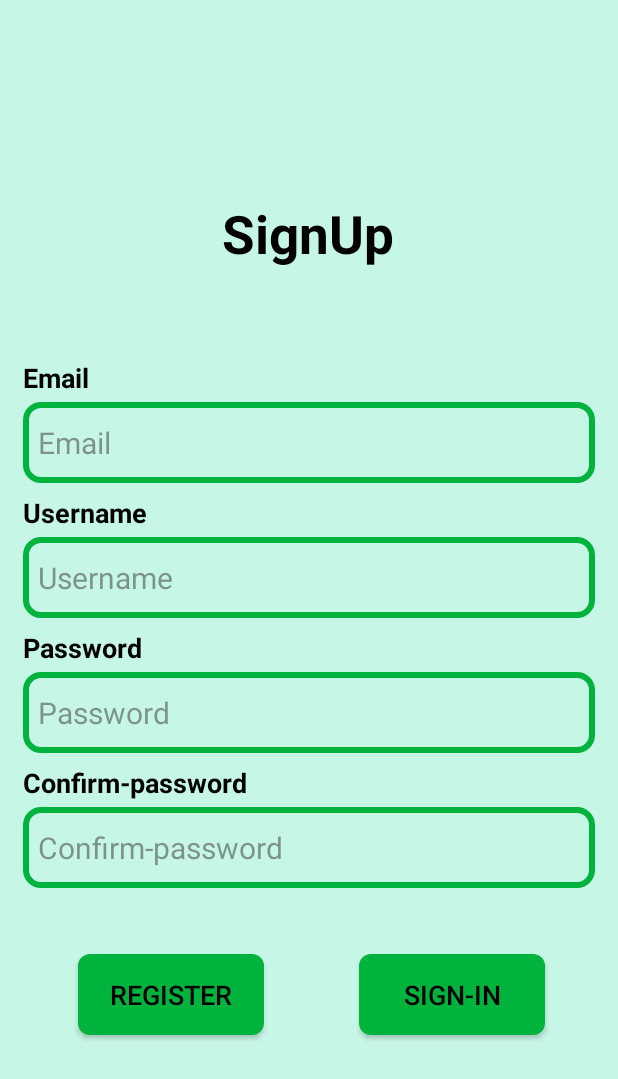
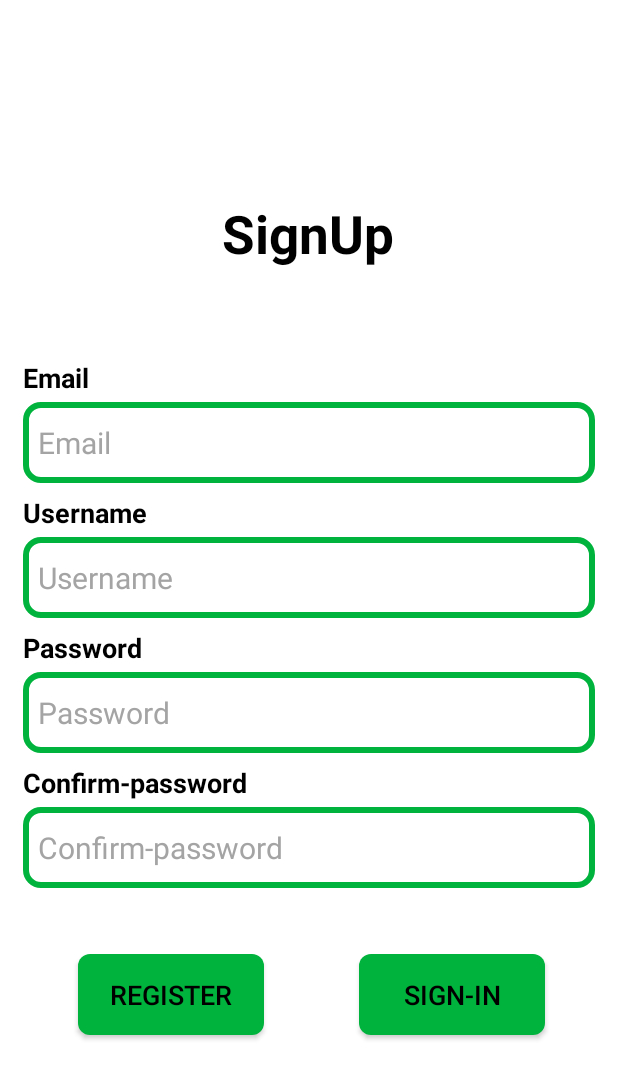
Before and after one commit to rajeev-k47/Ruine, an Android app: the SignUp screen opened directly, with no data from a screen before it, on a phone screen of 412 x 824 dp. Shown: the top 1079 px of the screen. Run offline under Robolectric (Android 15) with nearby library versions, the phone set to English and light mode, and no system bars; our stand-ins replace Firebase (no records; nobody signed in at launch, a user with empty details on screens opened directly).

Commit message:
Refacs and adds themes to the APP

```diff
--- /dev/null
+++ b/app/src/main/res/color/bottom_nav_color_dark.xml
@@ -0,0 +1,5 @@
+<?xml version="1.0" encoding="utf-8"?>
+<selector xmlns:android="http://schemas.android.com/apk/res/android">
+    <item android:color="@color/green" android:state_checked="true"/>
+    <item android:color="@color/white" android:state_checked="false"/>
+</selector>
--- /dev/null
+++ b/app/src/main/res/color/bottom_nav_color_light.xml
@@ -0,0 +1,5 @@
+<?xml version="1.0" encoding="utf-8"?>
+<selector xmlns:android="http://schemas.android.com/apk/res/android">
+        <item android:color="@color/green" android:state_checked="true"/>
+        <item android:color="@color/black" android:state_checked="false"/>
+</selector>
--- a/app/src/main/res/layout/activity_main.xml
+++ b/app/src/main/res/layout/activity_main.xml
@@ -10,11 +10,9 @@
 
     <com.google.android.material.bottomnavigation.BottomNavigationView
         android:id="@+id/bottomNavigationView"
-        style="@style/background"
+        style="@style/bottomnavbar"
         android:layout_width="match_parent"
         android:layout_height="wrap_content"
-        app:itemIconTint="@color/icons_color"
-        app:itemTextColor="@color/icons_color"
         app:layout_constraintBottom_toBottomOf="parent"
         app:layout_constraintEnd_toEndOf="parent"
         app:layout_constraintStart_toStartOf="parent"
--- a/app/src/main/res/layout/activity_sign_up.xml
+++ b/app/src/main/res/layout/activity_sign_up.xml
@@ -3,18 +3,18 @@
     xmlns:app="http://schemas.android.com/apk/res-auto"
     xmlns:tools="http://schemas.android.com/tools"
     android:id="@+id/main"
+    style="@style/background"
     android:layout_width="match_parent"
     android:layout_height="match_parent"
-    android:background="#C6F6E6"
     tools:context=".SignUp">
 
     <TextView
         android:id="@+id/textView4"
+        style="@style/TEXT"
         android:layout_width="wrap_content"
         android:layout_height="wrap_content"
         android:layout_marginBottom="4dp"
         android:text="Email"
-        android:textColor="@color/black"
         android:textSize="18sp"
         android:textStyle="bold"
         app:layout_constraintBottom_toTopOf="@+id/signup_email"
@@ -24,11 +24,11 @@
 
     <TextView
         android:id="@+id/textView5"
+        style="@style/TEXT"
         android:layout_width="wrap_content"
         android:layout_height="wrap_content"
         android:layout_marginBottom="4dp"
         android:text="Username"
-        android:textColor="@color/black"
         android:textSize="18sp"
         android:textStyle="bold"
         app:layout_constraintBottom_toTopOf="@+id/signup_username"
@@ -38,11 +38,11 @@
 
     <TextView
         android:id="@+id/textView6"
+        style="@style/TEXT"
         android:layout_width="wrap_content"
         android:layout_height="wrap_content"
         android:layout_marginBottom="4dp"
         android:text="Password"
-        android:textColor="@color/black"
         android:textSize="18sp"
         android:textStyle="bold"
         app:layout_constraintBottom_toTopOf="@+id/signup_password"
@@ -52,11 +52,11 @@
 
     <TextView
         android:id="@+id/textView7"
+        style="@style/TEXT"
         android:layout_width="wrap_content"
         android:layout_height="wrap_content"
         android:layout_marginBottom="4dp"
         android:text="Confirm-password"
-        android:textColor="@color/black"
         android:textSize="18sp"
         android:textStyle="bold"
         app:layout_constraintBottom_toTopOf="@+id/signup_confirm_password"
@@ -66,6 +66,7 @@
 
     <EditText
         android:id="@+id/signup_email"
+        style="@style/TEXT"
         android:layout_width="match_parent"
         android:layout_height="54dp"
         android:layout_marginLeft="15dp"
@@ -78,8 +79,7 @@
         android:inputType="textEmailAddress"
         android:paddingLeft="10dp"
         android:paddingEnd="10dp"
-        android:textColor="@color/black"
-        android:textColorHint="@color/brown"
+        android:textColorHint="#A4A4A4"
         android:textSize="20sp"
         app:layout_constraintEnd_toEndOf="parent"
         app:layout_constraintStart_toStartOf="parent"
@@ -87,6 +87,7 @@
 
     <EditText
         android:id="@+id/signup_username"
+        style="@style/TEXT"
         android:layout_width="match_parent"
         android:layout_height="54dp"
         android:layout_marginLeft="15dp"
@@ -99,8 +100,7 @@
         android:inputType="text"
         android:paddingLeft="10dp"
         android:paddingEnd="10dp"
-        android:textColor="@color/black"
-        android:textColorHint="@color/brown"
+        android:textColorHint="#A4A4A4"
         android:textSize="20sp"
         app:layout_constraintEnd_toEndOf="parent"
         app:layout_constraintStart_toStartOf="parent"
@@ -108,6 +108,7 @@
 
     <EditText
         android:id="@+id/signup_password"
+        style="@style/TEXT"
         android:layout_width="match_parent"
         android:layout_height="54dp"
         android:layout_marginLeft="15dp"
@@ -120,8 +121,7 @@
         android:inputType="textPassword"
         android:paddingLeft="10dp"
         android:paddingEnd="10dp"
-        android:textColor="@color/black"
-        android:textColorHint="@color/brown"
+        android:textColorHint="#A4A4A4"
         android:textSize="20sp"
         app:layout_constraintEnd_toEndOf="parent"
         app:layout_constraintStart_toStartOf="parent"
@@ -129,6 +129,7 @@
 
     <EditText
         android:id="@+id/signup_confirm_password"
+        style="@style/TEXT"
         android:layout_width="match_parent"
         android:layout_height="54dp"
         android:layout_marginLeft="15dp"
@@ -141,8 +142,7 @@
         android:inputType="textPassword"
         android:paddingLeft="10dp"
         android:paddingEnd="10dp"
-        android:textColor="@color/black"
-        android:textColorHint="@color/brown"
+        android:textColorHint="#A4A4A4"
         android:textSize="20sp"
         app:layout_constraintEnd_toEndOf="parent"
         app:layout_constraintStart_toStartOf="parent"
@@ -150,11 +150,11 @@
 
     <TextView
         android:id="@+id/textView8"
+        style="@style/TEXT"
         android:layout_width="wrap_content"
         android:layout_height="wrap_content"
         android:layout_marginTop="132dp"
         android:text="SignUp"
-        android:textColor="@color/black"
         android:textSize="35sp"
         android:textStyle="bold"
         app:layout_constraintEnd_toEndOf="parent"
--- a/app/src/main/res/values/themes.xml
+++ b/app/src/main/res/values/themes.xml
@@ -16,4 +16,9 @@
     <style name="background">
         <item name="android:background">@color/white</item>
     </style>
+    <style name="bottomnavbar">
+        <item name="android:background">@color/white</item>
+        <item name="itemIconTint">@color/bottom_nav_color_light</item>
+        <item name="itemTextColor">@color/bottom_nav_color_light</item>
+    </style>
 </resources>
```
Also changed, not shown: app/src/main/res/layout/activity_login.xml (+19 -14 lines), app/src/main/res/values-night/themes.xml (+8 -0 lines).
